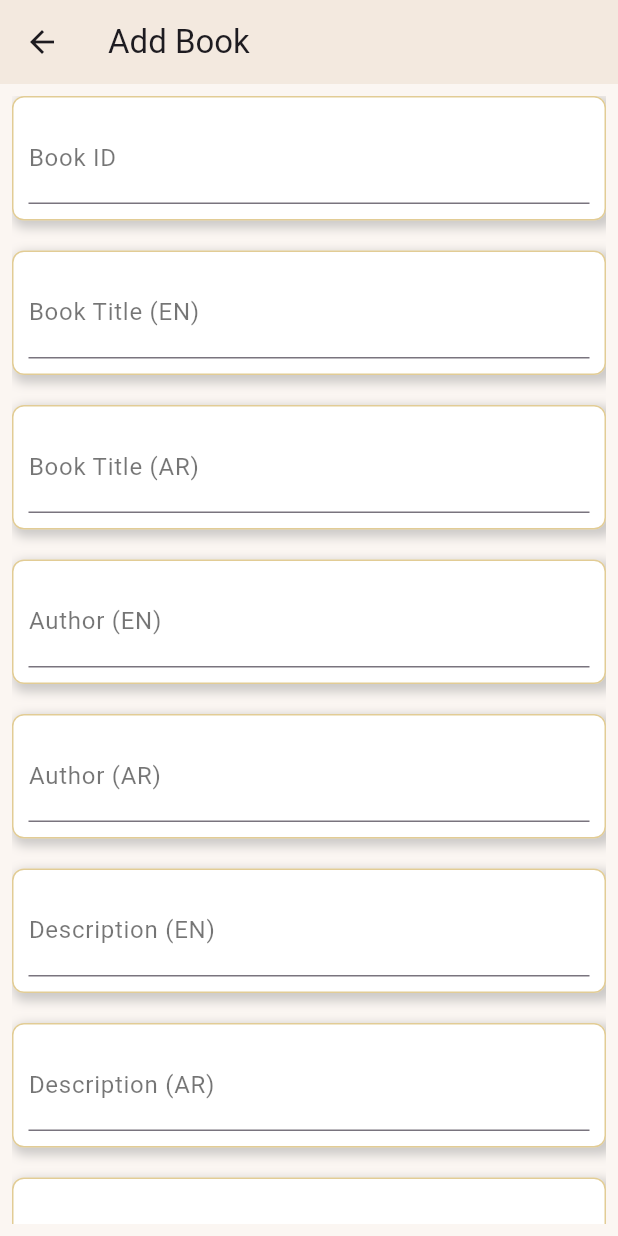
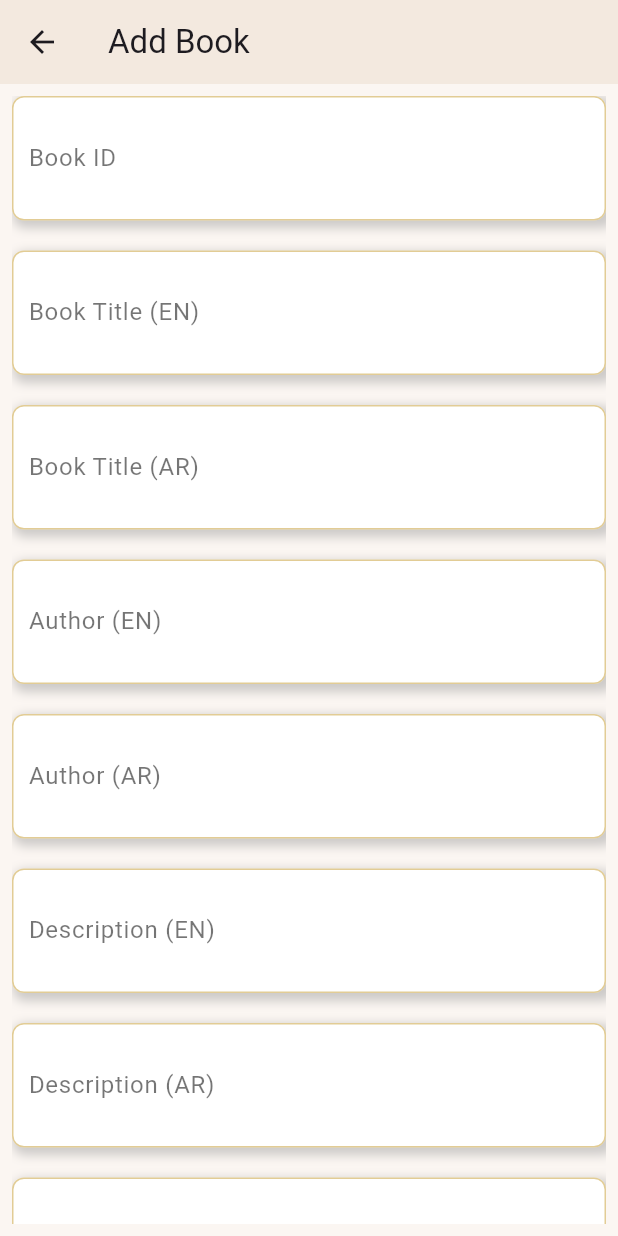
Before and after one commit to MoazEslam74/bayt_alhikma_dashboard, a Flutter app: the addBook screen opened directly, on a phone screen of 412 x 824 dp. Run offline on Flutter 3.47's test engine with Material 3 defaults, Android fonts, the phone set to English and light mode, and no system bars; our stand-ins replace cloud_firestore, firebase_core, flutter_secure_storage, hive_flutter; missing offline and left inert: pointycastle; accounts and stored records are empty.

Commit message:
End the work in Add book screen and add new feature for using AI in generating the Describtion

```diff
--- a/lib/screens/book/add.dart
+++ b/lib/screens/book/add.dart
@@ -1,3 +1,4 @@
+import 'package:bayt_alhikma_dashboard/view_model/LLM_call.dart';
 import 'package:cloud_firestore/cloud_firestore.dart';
 import 'package:firebase_core/firebase_core.dart';
 import 'package:flutter/material.dart';
@@ -92,7 +93,9 @@ class _addBookState extends State<addBook> {
       if (!mounted) return;
       ScaffoldMessenger.of(context).showSnackBar(
         const SnackBar(
-          content: Text('Firebase is not initialized. Configure Firebase first.'),
+          content: Text(
+            'Firebase is not initialized. Configure Firebase first.',
+          ),
         ),
       );
       return;
@@ -115,15 +118,64 @@ class _addBookState extends State<addBook> {
       });
 
       if (!mounted) return;
-      ScaffoldMessenger.of(context).showSnackBar(
-        const SnackBar(content: Text('Book added successfully')),
-      );
+      ScaffoldMessenger.of(
+        context,
+      ).showSnackBar(const SnackBar(content: Text('Book added successfully')));
     } catch (e, stackTrace) {
       debugPrint('Failed to save book: $e');
       debugPrintStack(stackTrace: stackTrace);
       if (!mounted) return;
+      ScaffoldMessenger.of(
+        context,
+      ).showSnackBar(SnackBar(content: Text('Failed to save book: $e')));
+    }
+  }
+
+
+  void onGenerateDescriptionPressed(String lang) async {
+    // التأكد من أن المستخدم أدخل اسم الكتاب والكاتب أولاً
+    if (bookTitleEnController.text.isEmpty || authorEnController.text.isEmpty) {
       ScaffoldMessenger.of(context).showSnackBar(
-        SnackBar(content: Text('Failed to save book: $e')),
+        const SnackBar(
+          content: Text('Please enter Book Title and Author first!'),
+        ),
+      );
+      return;
+    }
+
+    // إظهار مؤشر تحميل (Loading) للمستخدم
+    ScaffoldMessenger.of(context).showSnackBar(
+      const SnackBar(content: Text('Generating description with AI...')),
+    );
+    String? generatedDescription;
+    if (lang == "AR") {
+      generatedDescription = await generateBookDescription(
+        bookTitle: bookTitleArController.text,
+        authorName: authorArController.text,
+        language: 'Arabic',
+      );
+    } else {
+      generatedDescription = await generateBookDescription(
+        bookTitle: bookTitleEnController.text,
+        authorName: authorEnController.text,
+        language: 'English',
+      );
+    }
+
+    // إذا نجح التوليد، نضع النص داخل الـ Controller الخاص بالوصف
+    if (generatedDescription != null) {
+      setState(() {
+        if(lang=="AR"){
+          descriptionArController.text = generatedDescription ?? "";
+
+        }else{
+          descriptionEnController.text = generatedDescription ?? "";
+        }
+
+      });
+    } else {
+      ScaffoldMessenger.of(context).showSnackBar(
+        const SnackBar(content: Text('Failed to generate description.')),
       );
     }
   }
@@ -132,7 +184,10 @@ class _addBookState extends State<addBook> {
   Widget build(BuildContext context) {
     return Scaffold(
       backgroundColor: AppStyles.pageBackground,
-      appBar: AppBar(title: const Text('Add Book'),backgroundColor: AppStyles.lightBeige,),
+      appBar: AppBar(
+        title: const Text('Add Book'),
+        backgroundColor: AppStyles.lightBeige,
+      ),
       body: Container(
         child: Padding(
           padding: const EdgeInsets.all(8.0),
@@ -152,10 +207,20 @@ class _addBookState extends State<addBook> {
               buildTextField('Author (AR)', authorArController),
               SizedBox(height: 20),
 
-              buildTextField('Description (EN)', descriptionEnController),
+              SpecialTextFieldWidget(
+                label: "Description (EN)",
+                controller: descriptionEnController,
+                langFlag: 'EN',
+                onGenerateDescriptionPressed: onGenerateDescriptionPressed,
+              ),
               SizedBox(height: 20),
 
-              buildTextField('Description (AR)', descriptionArController),
+              SpecialTextFieldWidget(
+                label: 'Description (AR)',
+                controller: descriptionArController,
+                langFlag: 'AR',
+                onGenerateDescriptionPressed: onGenerateDescriptionPressed,
+              ),
               SizedBox(height: 20),
 
               buildTextField('Category', categoryController),
@@ -231,17 +296,109 @@ class _addBookState extends State<addBook> {
         ],
       ),
       child: TextField(
-
         cursorColor: Colors.black87,
         strutStyle: StrutStyle(height: 1.5),
         controller: controller,
         decoration: InputDecoration(
-
           labelText: label,
           labelStyle: TextStyle(fontSize: 16, color: Colors.black54),
-
+          border: InputBorder.none,
         ),
       ),
     );
   }
 }
+
+class SpecialTextFieldWidget extends StatefulWidget {
+  final String label;
+  final TextEditingController controller;
+  final String langFlag;
+  final Function(String lang) onGenerateDescriptionPressed;
+  const SpecialTextFieldWidget({
+    Key? key,
+    required this.label,
+    required this.controller,
+    required this.langFlag,
+    required this.onGenerateDescriptionPressed,
+  }) : super(key: key);
+
+  @override
+  State<SpecialTextFieldWidget> createState() => _SpecialTextFieldWidgetState();
+}
+
+class _SpecialTextFieldWidgetState extends State<SpecialTextFieldWidget> {
+  // إنشاء FocusNode لمراقبة حالة التركيز (الضغط)
+  final FocusNode _focusNode = FocusNode();
+  bool _isFocused = false;
+
+  @override
+  void initState() {
+    super.initState();
+    // إضافة مستمع للـ FocusNode لتحديث واجهة المستخدم عند التغيير
+    _focusNode.addListener(() {
+      setState(() {
+        _isFocused = _focusNode.hasFocus;
+      });
+    });
+  }
+
+  @override
+  void dispose() {
+    // يجب التخلص من الـ FocusNode لتجنب تسريب الذاكرة (Memory Leak)
+    _focusNode.dispose();
+    super.dispose();
+  }
+
+  @override
+  Widget build(BuildContext context) {
+    return Container(
+      padding: const EdgeInsets.symmetric(horizontal: 10.0, vertical: 10),
+      decoration: BoxDecoration(
+        color: Colors.white,
+        border: Border.all(color: AppStyles.primaryGold.withOpacity(0.5)),
+        borderRadius: BorderRadius.circular(8.0),
+        boxShadow: [
+          BoxShadow(
+            color: Colors.grey.withOpacity(0.5),
+            spreadRadius: 2,
+            blurRadius: 5,
+            offset: const Offset(3, 3),
+          ),
+        ],
+      ),
+      child: TextField(
+        focusNode: _focusNode, // ربط الـ FocusNode بحقل النص
+        cursorColor: Colors.black87,
+        strutStyle: const StrutStyle(height: 1.5),
+        controller: widget.controller,
+        decoration: InputDecoration(
+          labelText: widget.label,
+          labelStyle: const TextStyle(fontSize: 16, color: Colors.black54),
+
+          // شرط: إذا كان الحقل مضغوطاً عليه (_isFocused = true) اعرض الزر، وإلا اجعله null
+          suffixIcon: _isFocused
+              ? InkWell(
+                  splashColor: AppStyles.primaryGold,
+                  focusColor: AppStyles.primaryGold,
+                  radius: 5.0,
+                  onTap: () {
+                    widget.onGenerateDescriptionPressed(widget.langFlag);
+                  },
+                  child: Column(
+                    children: [
+                      Icon(Icons.bolt, color: AppStyles.primaryGold),
+                      Text(
+                        'AI',
+                        style: TextStyle(color: AppStyles.primaryGold),
+                      ),
+                    ],
+                  ),
+                )
+              : null,
+
+          border: InputBorder.none,
+        ),
+      ),
+    );
+  }
+}
```
Also changed, not shown: lib/view_model/LLM_call.dart (added, +59 -0 lines), 1 other file.
